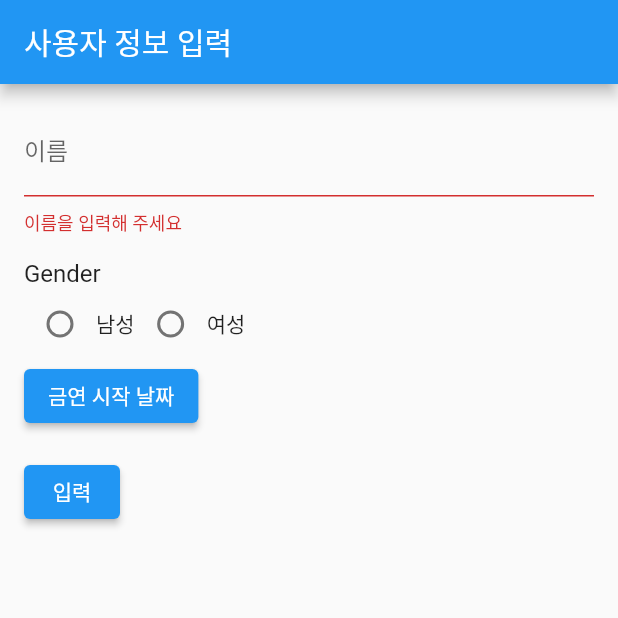
After one commit to IWANNABEADBMASTER/Non-Smoking-Application, a Flutter app: the screen it shows after launch, after a tap on "입력", on a phone screen of 412 x 824 dp, the top half of it. The commit adds this screen. Run offline on Flutter 3.47's test engine with Material 2 defaults, Android fonts, the phone set to English and light mode, and no system bars; our stand-ins replace shared_preferences.

Commit message:
5월19일 입력창 구현

```diff
--- a/lib/main.dart
+++ b/lib/main.dart
@@ -1,17 +1,50 @@
 import 'package:flutter/material.dart';
-import 'package:flutter_application_1/pages/navigation.dart';
+import 'package:shared_preferences/shared_preferences.dart';
 
-
-void main() => runApp(const MyApp());
+import '/pages/navigation.dart';
+import 'pages/InputInfo_Page.dart';
+void main() {
+  runApp(MyApp());
+}
 
 class MyApp extends StatelessWidget {
-  const MyApp({Key? key}) : super(key: key);
-
   @override
   Widget build(BuildContext context) {
+    return MaterialApp(
+      title: 'HOOHA',
+      theme: ThemeData(
+        primarySwatch: Colors.blue,
+      ),
+      home: FutureBuilder<bool>(
+        future: checkUserInformationExists(), // 사용자 정보 존재 여부 확인
+        builder: (context, snapshot) {
+          if (snapshot.hasData && snapshot.data!) {
+            return NavigationExample(); // 사용자 정보가 존재하면 NavigationExample으로 이동
+          } else {
+            return InputInfoPage(onInfoEntered: () {
+              // 정보 입력이 완료되면 NavigationExample으로 이동
+              Navigator.pushReplacement(
+                context,
+                MaterialPageRoute(builder: (context) => NavigationExample()),
+              );
+            });
+          }
+        },
+      ),
+    );
+  }
 
-    return const MaterialApp(
-      debugShowCheckedModeBanner: false,
-      home: NavigationExample());
+  Future<bool> checkUserInformationExists() async {
+    final sharedPreferences = await SharedPreferences.getInstance();
+    final name = sharedPreferences.getString('name');
+    final gender = sharedPreferences.getString('gender');
+    final quitDate = sharedPreferences.getInt('quitDate');
+
+    // 사용자 정보가 모두 존재하는지 확인
+    if (name != null && gender != null && quitDate != null) {
+      return true; // 사용자 정보가 존재하면 true 반환
+    } else {
+      return false; // 사용자 정보가 존재하지 않으면 false 반환
+    }
   }
 }
--- /dev/null
+++ b/lib/pages/InputInfo_Page.dart
@@ -0,0 +1,139 @@
+import 'package:flutter/material.dart';
+import 'package:shared_preferences/shared_preferences.dart';
+
+import '/pages/navigation.dart';
+
+enum Gender { male, female }
+
+class InputInfoPage extends StatefulWidget {
+  final VoidCallback? onInfoEntered;
+
+  const InputInfoPage({Key? key, this.onInfoEntered}) : super(key: key);
+
+  @override
+  _InputInfoPageState createState() => _InputInfoPageState();
+}
+
+class _InputInfoPageState extends State<InputInfoPage> {
+  final _formKey = GlobalKey<FormState>();
+  TextEditingController _nameController = TextEditingController();
+  Gender? _selectedGender;
+  DateTime? _selectedDate;
+
+  Future<void> _saveUserInformation() async {
+    final sharedPreferences = await SharedPreferences.getInstance();
+    sharedPreferences.setString('name', _nameController.text);
+    sharedPreferences.setString('gender', _selectedGender.toString().split('.').last);
+    if (_selectedDate != null) {
+      sharedPreferences.setInt('quitDate', _selectedDate!.millisecondsSinceEpoch);
+    }
+
+    if (widget.onInfoEntered != null) {
+      widget.onInfoEntered!(); // onInfoEntered 콜백 호출
+    }
+  }
+
+  void _navigateToMainPage() {
+    Navigator.pushReplacement(
+      context,
+      MaterialPageRoute(
+        builder: (context) => NavigationExample(),
+      ),
+    );
+  }
+
+  @override
+  void dispose() {
+    _nameController.dispose();
+    super.dispose();
+  }
+
+  @override
+  Widget build(BuildContext context) {
+    return Scaffold(
+      appBar: AppBar(
+        title: const Text('사용자 정보 입력'),
+      ),
+      body: Padding(
+        padding: const EdgeInsets.all(16.0),
+        child: Form(
+          key: _formKey,
+          child: Column(
+            crossAxisAlignment: CrossAxisAlignment.start,
+            children: [
+              TextFormField(
+                controller: _nameController,
+                decoration: const InputDecoration(labelText: '이름'),
+                validator: (value) {
+                  if (value == null || value.isEmpty) {
+                    return '이름을 입력해 주세요';
+                  }
+                  return null;
+                },
+              ),
+              const SizedBox(height: 16.0),
+              Text(
+                'Gender',
+                style: Theme.of(context).textTheme.subtitle1,
+              ),
+              Row(
+                children: [
+                  Radio<Gender>(
+                    value: Gender.male,
+                    groupValue: _selectedGender,
+                    onChanged: (value) {
+                      setState(() {
+                        _selectedGender = value;
+                      });
+                    },
+                  ),
+                  const Text('남성'),
+                  Radio<Gender>(
+                    value: Gender.female,
+                    groupValue: _selectedGender,
+                    onChanged: (value) {
+                      setState(() {
+                        _selectedGender = value;
+                      });
+                    },
+                  ),
+                  const Text('여성'),
+                ],
+              ),
+              ElevatedButton(
+                onPressed: () async {
+                  final DateTime? pickedDate = await showDatePicker(
+                    context: context,
+                    initialDate: DateTime.now(),
+                    firstDate: DateTime(1950),
+                    lastDate: DateTime.now(),
+                  );
+                  if (pickedDate != null) {
+                    setState(() {
+                      _selectedDate = pickedDate;
+                    });
+                  }
+                },
+                child: Text(
+                  _selectedDate != null ? '시작 날짜: ${_selectedDate!.toString().split(' ')[0]}' : '금연 시작 날짜',
+                ),
+              ),
+              const SizedBox(height: 16.0),
+              ElevatedButton(
+                onPressed: () {
+                  if (_formKey.currentState?.validate() == true &&
+                      _selectedGender != null &&
+                      _selectedDate != null) {
+                    _saveUserInformation();
+                    _navigateToMainPage();
+                  }
+                },
+                child: const Text('입력'),
+              ),
+            ],
+          ),
+        ),
+      ),
+    );
+  }
+}
--- a/pubspec.yaml
+++ b/pubspec.yaml
@@ -30,12 +30,15 @@ environment:
 dependencies:
   flutter:
     sdk: flutter
+  shared_preferences: ^2.1.0
+  cupertino_icons: ^1.0.2
 
 
   # The following adds the Cupertino Icons font to your application.
   # Use with the CupertinoIcons class for iOS style icons.
-  cupertino_icons: ^1.0.2
   get: ^4.6.5
+  flutter_localizations:
+    sdk: flutter
 
 dev_dependencies:
   flutter_test:
```
Also changed, not shown: lib/pages/Home_page.dart (+77 -7 lines), lib/pages/navigation.dart (+31 -22 lines), pubspec.lock, 1 other file.
